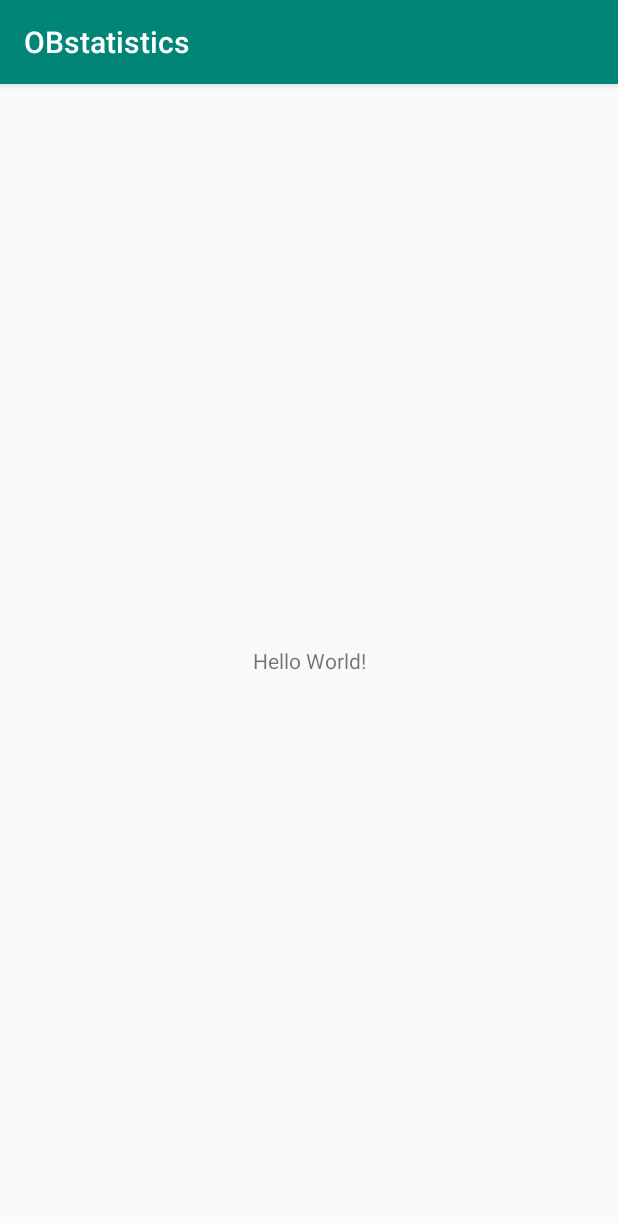
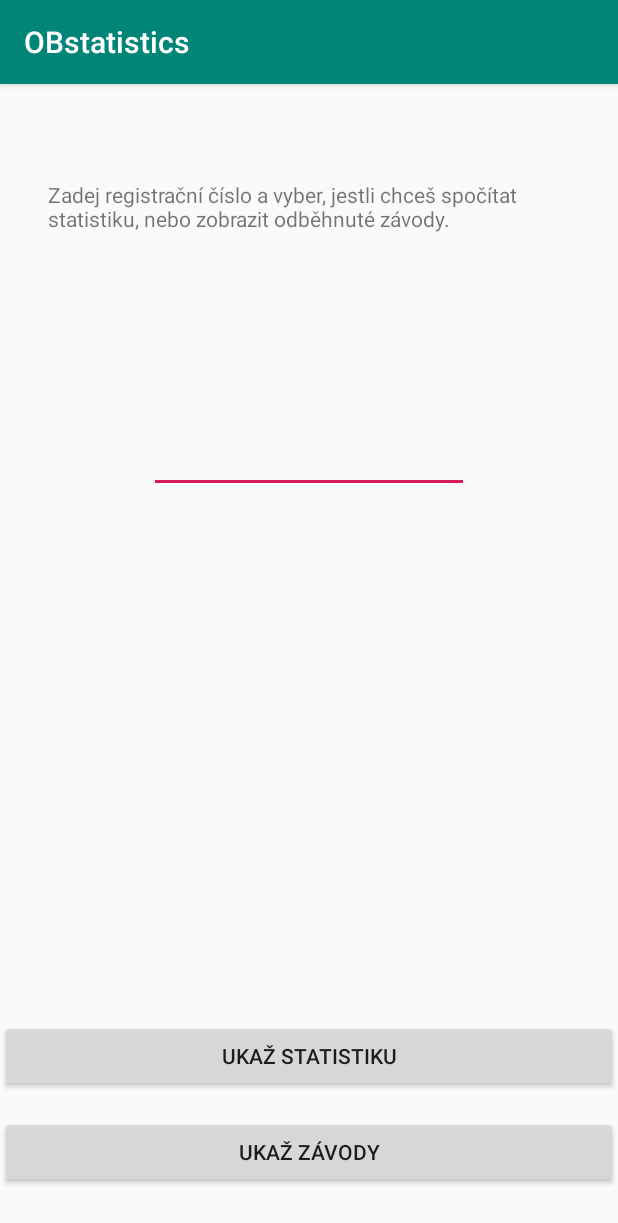
Before and after one commit to jnasedlackova/OBstatistics, an Android app: the screen it shows after launch (MainActivity), on a phone screen of 412 x 824 dp. Shown: the top 1223 px of the screen. Run offline under Robolectric (Android 15) with nearby library versions, the phone set to English and light mode, and no system bars.

Commit message:
get registration graphics

```diff
--- a/app/src/main/res/layout/activity_main.xml
+++ b/app/src/main/res/layout/activity_main.xml
@@ -7,12 +7,51 @@
     tools:context=".MainActivity">
 
     <TextView
-        android:layout_width="wrap_content"
+        android:id="@+id/textZadej"
+        android:layout_width="0dp"
         android:layout_height="wrap_content"
-        android:text="Hello World!"
-        app:layout_constraintBottom_toBottomOf="parent"
+        android:layout_marginLeft="32dp"
+        android:layout_marginTop="64dp"
+        android:layout_marginRight="32dp"
+        android:layout_marginBottom="32dp"
+        android:text="@string/zadej"
+        app:layout_constraintBottom_toTopOf="@+id/editRegistration"
+        app:layout_constraintHorizontal_bias="0.6"
         app:layout_constraintLeft_toLeftOf="parent"
         app:layout_constraintRight_toRightOf="parent"
         app:layout_constraintTop_toTopOf="parent" />
 
+    <EditText
+        android:id="@+id/editRegistration"
+        android:layout_width="wrap_content"
+        android:layout_height="0dp"
+        android:layout_marginTop="128dp"
+        android:ems="10"
+        android:inputType="textCapCharacters"
+        android:textStyle="bold"
+        android:textAlignment="center"
+        app:layout_constraintEnd_toEndOf="parent"
+        app:layout_constraintStart_toStartOf="parent"
+        app:layout_constraintTop_toBottomOf="@+id/textZadej" />
+
+    <Button
+        android:id="@+id/buttonStatistics"
+        android:layout_width="0dp"
+        android:layout_height="wrap_content"
+        android:layout_marginBottom="16dp"
+        android:text="@string/show_statistics"
+        app:layout_constraintBottom_toTopOf="@+id/buttonShowComp"
+        app:layout_constraintEnd_toEndOf="parent"
+        app:layout_constraintStart_toStartOf="parent" />
+
+    <Button
+        android:id="@+id/buttonShowComp"
+        android:layout_width="0dp"
+        android:layout_height="wrap_content"
+        android:layout_marginBottom="32dp"
+        android:text="@string/ukaz_zavody"
+        app:layout_constraintBottom_toBottomOf="parent"
+        app:layout_constraintEnd_toEndOf="parent"
+        app:layout_constraintStart_toStartOf="parent" />
+
 </androidx.constraintlayout.widget.ConstraintLayout>
--- a/app/src/main/res/values/strings.xml
+++ b/app/src/main/res/values/strings.xml
@@ -1,3 +1,6 @@
 <resources>
     <string name="app_name">OBstatistics</string>
+    <string name="zadej">Zadej registrační číslo a vyber, jestli chceš spočítat statistiku, nebo zobrazit odběhnuté závody.</string>
+    <string name="show_statistics">Ukaž statistiku</string>
+    <string name="ukaz_zavody">Ukaž závody</string>
 </resources>
```
